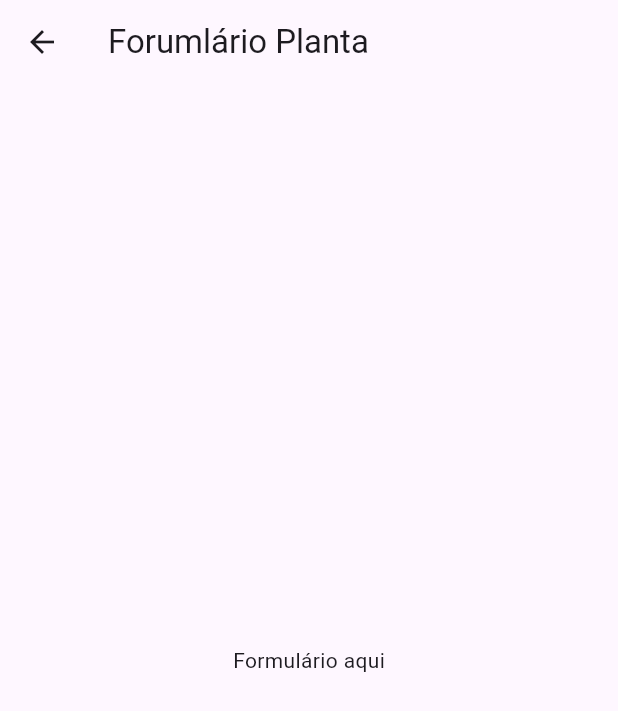
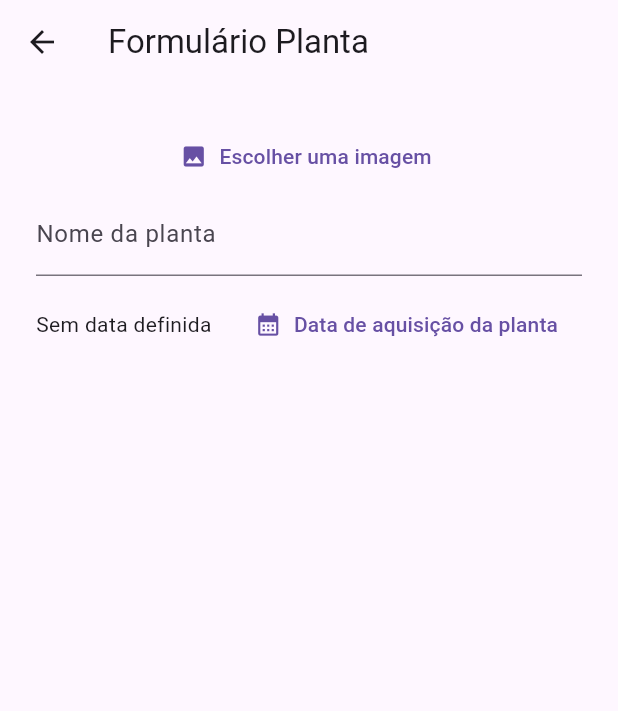
Before and after one commit to tiagors09/CareGardenProject, a Flutter app: the PlantaFormulario screen opened by its route, on a phone screen of 412 x 824 dp. Shown: the top 711 px of the screen. Run offline on Flutter 3.47's test engine with Material 3 defaults, Android fonts, the phone set to English and light mode, and no system bars; our stand-ins replace table_calendar.

Commit message:
atualização projeto

```diff
--- a/frontend/care_garden/lib/controllers/planta_formulario_controlador.dart
+++ b/frontend/care_garden/lib/controllers/planta_formulario_controlador.dart
@@ -1 +1,13 @@
-class PlantaFormularioControlador {}
+import 'package:flutter/material.dart';
+
+class PlantaFormularioControlador {
+  Future<DateTime?> abrirModalSelecaoData(BuildContext ctx) {
+    return showDatePicker(
+      context: ctx,
+      firstDate: DateTime.utc(DateTime.now().year, 01, 01),
+      lastDate: DateTime.utc(DateTime.now().year, 12, 31),
+    );
+  }
+
+  void selecionarImage() {}
+}
--- a/frontend/care_garden/lib/views/screens/planta_formulario.dart
+++ b/frontend/care_garden/lib/views/screens/planta_formulario.dart
@@ -1,5 +1,7 @@
 import 'package:care_garden/controllers/planta_formulario_controlador.dart';
+import 'package:care_garden/models/planta.dart';
 import 'package:flutter/material.dart';
+import 'package:intl/intl.dart';
 
 class PlantaFormulario extends StatefulWidget {
   final PlantaFormularioControlador controlador;
@@ -14,15 +16,76 @@ class PlantaFormulario extends StatefulWidget {
 }
 
 class _PlantaFormularioState extends State<PlantaFormulario> {
+  DateTime? dataAquisicao;
+  final _formKey = GlobalKey<FormState>();
+  final _formData = <String, dynamic>{};
+
+  @override
+  void didChangeDependencies() {
+    super.didChangeDependencies();
+
+    final planta = ModalRoute.of(context)?.settings.arguments;
+
+    if (_formData.isEmpty && planta != null) {
+      planta as Planta;
+      _formData['id'] = planta.id;
+      _formData['caminhoFoto'] = planta.caminhoFoto;
+      _formData['nome'] = planta.nome;
+      _formData['dataDeAquisicao'] = planta.dataDeAquisicao;
+    }
+  }
+
   @override
   Widget build(BuildContext context) {
     return Scaffold(
       appBar: AppBar(
-        title: Text('Forumlário Planta'),
+        title: Text('Formulário Planta'),
       ),
-      body: Center(
-        child: Text(
-          'Formulário aqui',
+      body: Form(
+        key: _formKey,
+        child: ListView(
+          padding: EdgeInsets.all(24),
+          children: [
+            TextButton.icon(
+              icon: Icon(Icons.image),
+              onPressed: widget.controlador.selecionarImage,
+              label: Text('Escolher uma imagem'),
+            ),
+            TextFormField(
+              initialValue: _formData['nome'] ?? '',
+              decoration: InputDecoration(
+                label: Text('Nome da planta'),
+              ),
+            ),
+            Container(
+              margin: EdgeInsets.only(
+                top: 8,
+              ),
+              child: Row(
+                mainAxisAlignment: MainAxisAlignment.spaceBetween,
+                children: [
+                  Text(
+                    dataAquisicao != null
+                        ? DateFormat('dd MMM yyyy').format(dataAquisicao!)
+                        : 'Sem data definida',
+                  ),
+                  TextButton.icon(
+                    icon: Icon(Icons.calendar_month),
+                    onPressed: () {
+                      widget.controlador.abrirModalSelecaoData(context).then(
+                            (novaData) => setState(
+                              () {
+                                dataAquisicao = novaData;
+                              },
+                            ),
+                          );
+                    },
+                    label: Text('Data de aquisição da planta'),
+                  ),
+                ],
+              ),
+            ),
+          ],
         ),
       ),
     );
```
Also changed, not shown: frontend/care_garden/pubspec.lock.
